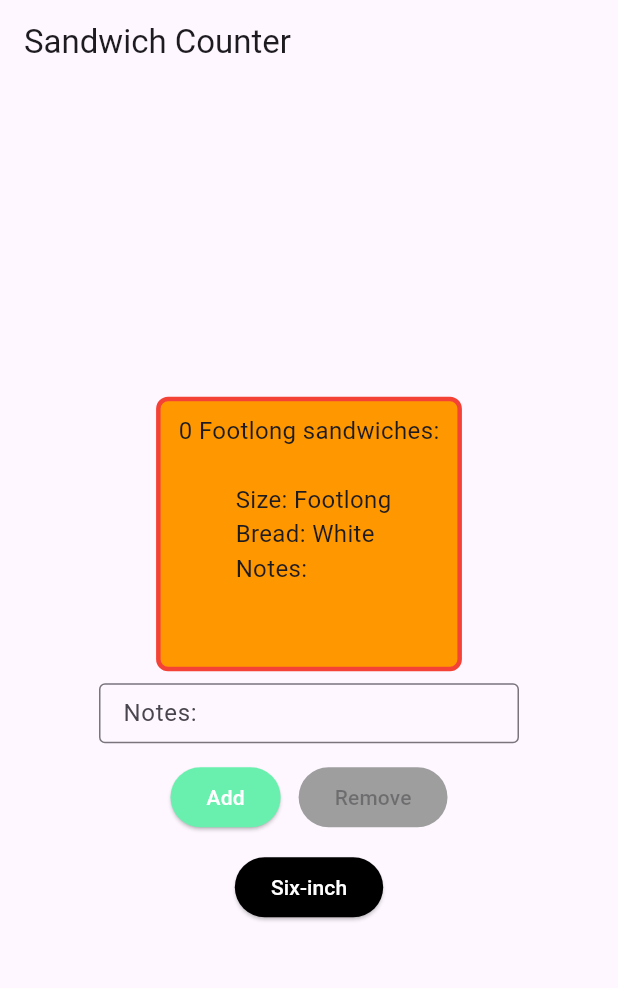
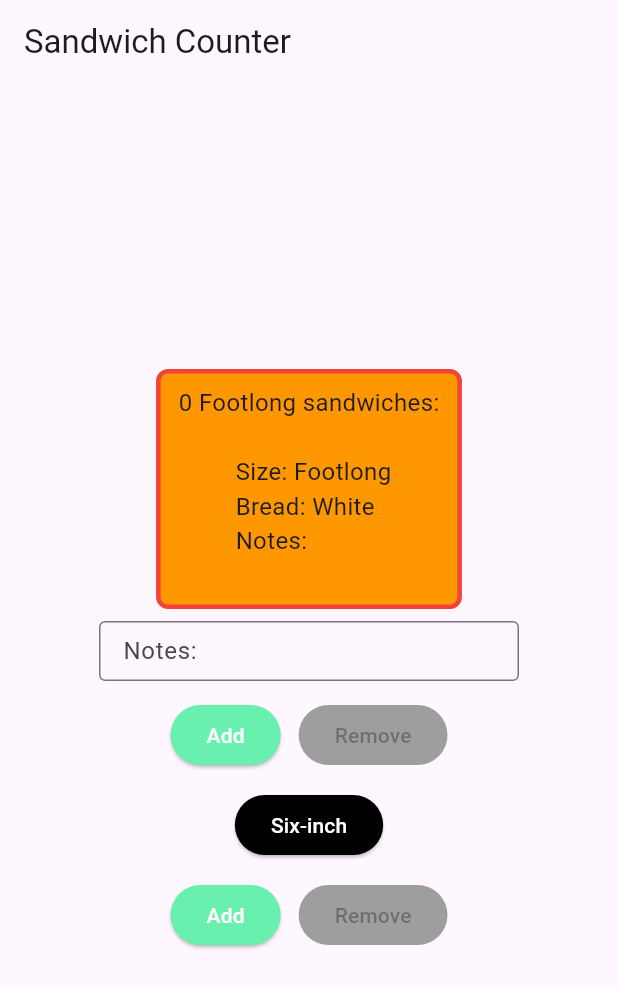
Before and after one commit to WilliamSpender/hello_flutter, a Flutter app: the screen it shows after launch, on a phone screen of 412 x 824 dp. Shown: the top 988 px of the screen. Run offline on Flutter 3.47's test engine with Material 3 defaults, Android fonts, the phone set to English and light mode, and no system bars.

Commit message:
Updated spacing and colouring for sandwich size button

```diff
--- a/lib/main.dart
+++ b/lib/main.dart
@@ -113,6 +113,23 @@ class _OrderScreenState extends State<OrderScreen> {
                 ),
               ),
             ),
+            const SizedBox(height: 12),
+            Row(
+              mainAxisAlignment: MainAxisAlignment.center,
+              children: [
+                ElevatedButton(
+                  onPressed: (_quantity < widget.maxQuantity) ? _addSandwich : null,
+                  style: _genericButtonStyle(Colors.greenAccent),
+                  child: const Text('Add'),
+                ),
+                const SizedBox(width: 12),
+                ElevatedButton(
+                  onPressed: (_quantity > 0) ? _removeSandwich : null,
+                  style: _genericButtonStyle(Colors.red),
+                  child: const Text('Remove'),
+                ),
+              ],
+            ),
           ],
         ),
       ),
@@ -191,8 +208,7 @@ class OrderItemDisplay extends StatelessWidget {
          ${'🥪' * quantity}
          Size: ${size.label}
          Bread: ${bread.label}
-         Notes:
-         ${noteLine.isEmpty ? '' : noteLine}
+         Notes:${noteLine.isEmpty ? '' : noteLine}
          ''',
           style: const TextStyle(fontSize: 16),
     );
```
